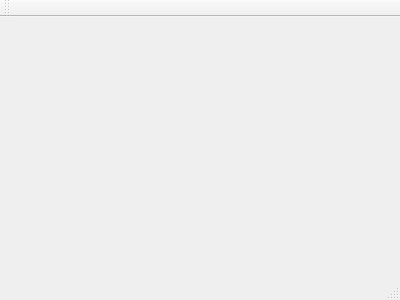
This is Utilities/mainwindow.ui in Kadam-Kshitij/TestJenkins as Qt 5 draws it before an edit. The edited form follows.
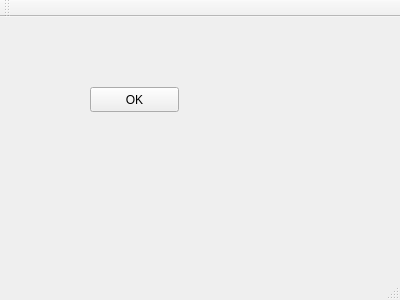
This is the edited form.

What changed in the file:
```diff
--- a/Utilities/mainwindow.ui
+++ b/Utilities/mainwindow.ui
@@ -13,7 +13,21 @@
   <property name="windowTitle">
    <string>MainWindow</string>
   </property>
-  <widget class="QWidget" name="centralWidget"/>
+  <widget class="QWidget" name="centralWidget">
+   <widget class="QPushButton" name="pushButton">
+    <property name="geometry">
+     <rect>
+      <x>90</x>
+      <y>70</y>
+      <width>89</width>
+      <height>25</height>
+     </rect>
+    </property>
+    <property name="text">
+     <string>OK</string>
+    </property>
+   </widget>
+  </widget>
   <widget class="QMenuBar" name="menuBar">
    <property name="geometry">
     <rect>
```
